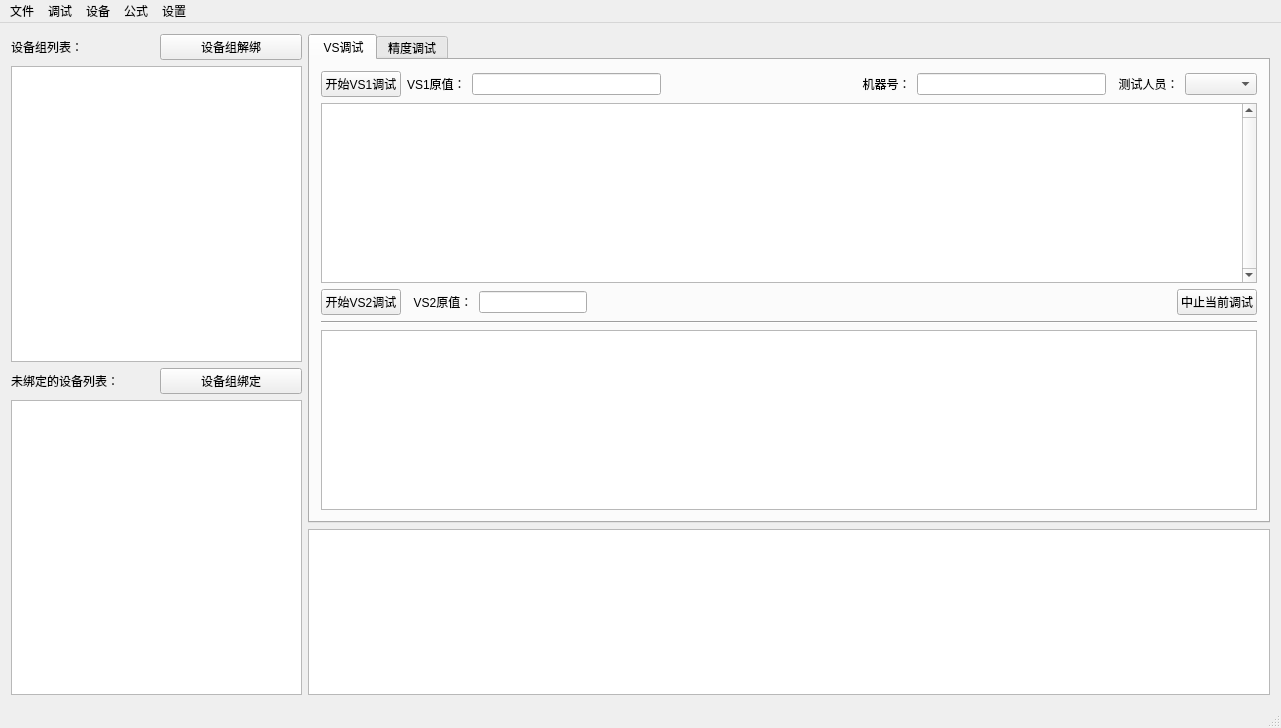
Above: mainwindow.ui from hooray1998/PCSoftware before the change. Below: the same form after it.
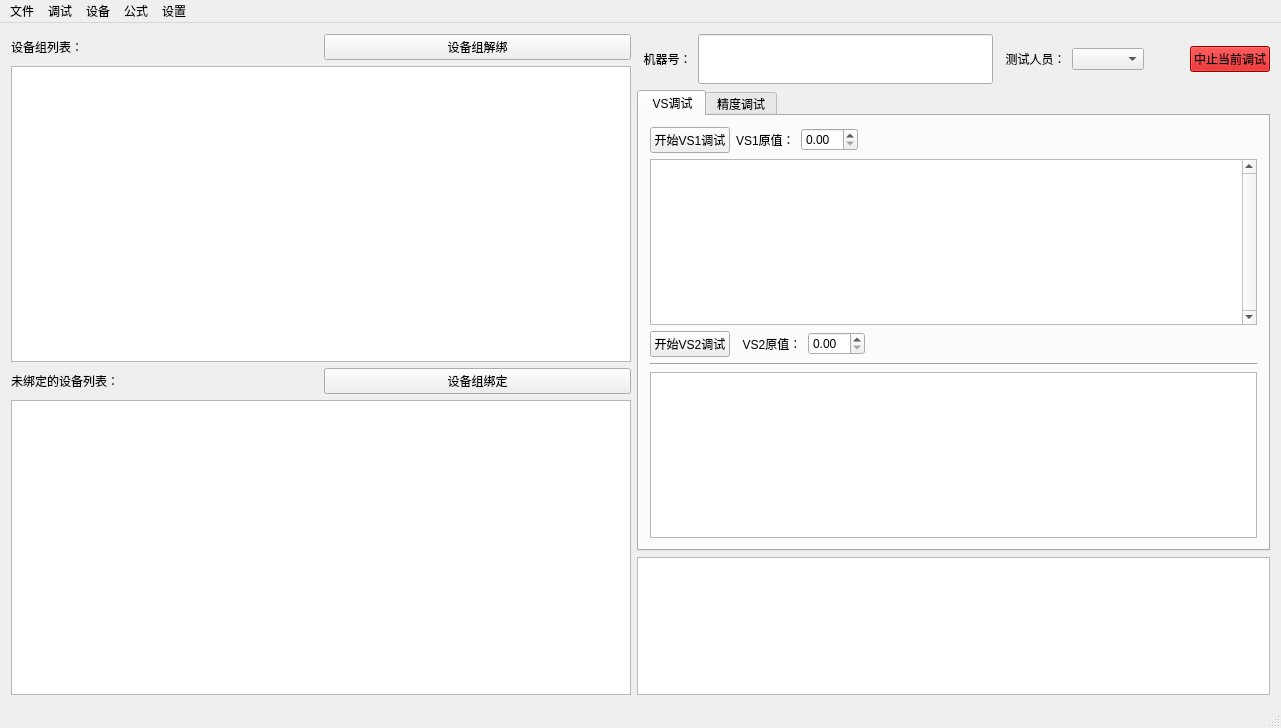
That is the form after the change.

Commit message: 多个解绑ok，工作人员，详细VS1流程

Diff of the .ui file:
```diff
--- a/mainwindow.ui
+++ b/mainwindow.ui
@@ -14,7 +14,7 @@
    <string>MainWindow</string>
   </property>
   <widget class="QWidget" name="centralWidget">
-   <layout class="QHBoxLayout" name="horizontalLayout_4">
+   <layout class="QHBoxLayout" name="horizontalLayout_7">
     <item>
      <layout class="QVBoxLayout" name="verticalLayout">
       <item>
@@ -36,14 +36,7 @@
        </layout>
       </item>
       <item>
-       <widget class="QListView" name="listView">
-        <property name="editTriggers">
-         <set>QAbstractItemView::NoEditTriggers</set>
-        </property>
-        <property name="dragEnabled">
-         <bool>false</bool>
-        </property>
-       </widget>
+       <widget class="QTableView" name="tableView"/>
       </item>
       <item>
        <layout class="QHBoxLayout" name="horizontalLayout_2">
@@ -70,6 +63,77 @@
     </item>
     <item>
      <layout class="QVBoxLayout" name="verticalLayout_2">
+      <item>
+       <layout class="QHBoxLayout" name="horizontalLayout_4">
+        <item>
+         <widget class="QLabel" name="label_5">
+          <property name="text">
+           <string>  机器号：</string>
+          </property>
+         </widget>
+        </item>
+        <item>
+         <widget class="QLineEdit" name="lineEditJiNumber_mode1">
+          <property name="sizePolicy">
+           <sizepolicy hsizetype="Fixed" vsizetype="Fixed">
+            <horstretch>0</horstretch>
+            <verstretch>0</verstretch>
+           </sizepolicy>
+          </property>
+          <property name="minimumSize">
+           <size>
+            <width>0</width>
+            <height>50</height>
+           </size>
+          </property>
+          <property name="font">
+           <font>
+            <pointsize>25</pointsize>
+           </font>
+          </property>
+          <property name="text">
+           <string/>
+          </property>
+          <property name="readOnly">
+           <bool>true</bool>
+          </property>
+         </widget>
+        </item>
+        <item>
+         <widget class="QLabel" name="label_6">
+          <property name="text">
+           <string>  测试人员：</string>
+          </property>
+         </widget>
+        </item>
+        <item>
+         <widget class="QComboBox" name="comboBoxWorker1"/>
+        </item>
+        <item>
+         <spacer name="horizontalSpacer_4">
+          <property name="orientation">
+           <enum>Qt::Horizontal</enum>
+          </property>
+          <property name="sizeHint" stdset="0">
+           <size>
+            <width>40</width>
+            <height>20</height>
+           </size>
+          </property>
+         </spacer>
+        </item>
+        <item>
+         <widget class="QPushButton" name="pushButtonStop">
+          <property name="styleSheet">
+           <string notr="true">background:rgb(204, 0, 0)</string>
+          </property>
+          <property name="text">
+           <string>中止当前调试</string>
+          </property>
+         </widget>
+        </item>
+       </layout>
+      </item>
       <item>
        <widget class="QTabWidget" name="tabWidget">
         <property name="currentIndex">
@@ -97,7 +161,7 @@
              </widget>
             </item>
             <item>
-             <widget class="QLineEdit" name="lineEditVS1_mode1"/>
+             <widget class="QDoubleSpinBox" name="doubleSpinBoxVS1Value_vsmode"/>
             </item>
             <item>
              <spacer name="horizontalSpacer">
@@ -115,26 +179,6 @@
               </property>
              </spacer>
             </item>
-            <item>
-             <widget class="QLabel" name="label_5">
-              <property name="text">
-               <string>  机器号：</string>
-              </property>
-             </widget>
-            </item>
-            <item>
-             <widget class="QLineEdit" name="lineEditJiNumber_mode1"/>
-            </item>
-            <item>
-             <widget class="QLabel" name="label_6">
-              <property name="text">
-               <string>  测试人员：</string>
-              </property>
-             </widget>
-            </item>
-            <item>
-             <widget class="QComboBox" name="comboBoxWorker1"/>
-            </item>
            </layout>
           </item>
           <item>
@@ -176,20 +220,7 @@
              </widget>
             </item>
             <item>
-             <widget class="QLineEdit" name="lineEditVS2_mode1">
-              <property name="sizePolicy">
-               <sizepolicy hsizetype="Fixed" vsizetype="Fixed">
-                <horstretch>0</horstretch>
-                <verstretch>0</verstretch>
-               </sizepolicy>
-              </property>
-              <property name="maximumSize">
-               <size>
-                <width>145</width>
-                <height>16777215</height>
-               </size>
-              </property>
-             </widget>
+             <widget class="QDoubleSpinBox" name="doubleSpinBoxVS2Value_vsmode"/>
             </item>
             <item>
              <spacer name="horizontalSpacer_3">
@@ -204,13 +235,6 @@
               </property>
              </spacer>
             </item>
-            <item>
-             <widget class="QPushButton" name="pushButtonStop1">
-              <property name="text">
-               <string>中止当前调试</string>
-              </property>
-             </widget>
-            </item>
            </layout>
           </item>
           <item>
@@ -256,7 +280,7 @@
              </widget>
             </item>
             <item>
-             <widget class="QLineEdit" name="lineEditVS1_mode2"/>
+             <widget class="QDoubleSpinBox" name="doubleSpinBoxVS1Value_jdmode"/>
             </item>
             <item>
              <widget class="QLabel" name="label_7">
@@ -266,7 +290,7 @@
              </widget>
             </item>
             <item>
-             <widget class="QLineEdit" name="lineEditVS2_mode2"/>
+             <widget class="QDoubleSpinBox" name="doubleSpinBoxVS2Value_jdmode"/>
             </item>
             <item>
              <widget class="QLabel" name="label_8">
@@ -276,27 +300,7 @@
              </widget>
             </item>
             <item>
-             <widget class="QLineEdit" name="lineEditYinNumber_mode2"/>
-            </item>
-            <item>
-             <widget class="QLabel" name="label_9">
-              <property name="text">
-               <string>  机器号：</string>
-              </property>
-             </widget>
-            </item>
-            <item>
-             <widget class="QLineEdit" name="lineEditJiNumber_mode2"/>
-            </item>
-            <item>
-             <widget class="QLabel" name="label_10">
-              <property name="text">
-               <string>  测试人员：</string>
-              </property>
-             </widget>
-            </item>
-            <item>
-             <widget class="QComboBox" name="comboBoxWorker2"/>
+             <widget class="QDoubleSpinBox" name="doubleSpinBoxYinliuValue_jdmode"/>
             </item>
            </layout>
           </item>
@@ -358,12 +362,15 @@
     <property name="title">
      <string>公式</string>
     </property>
+    <addaction name="actionVSFormula"/>
+    <addaction name="actionJDFormula"/>
    </widget>
    <widget class="QMenu" name="menu_4">
     <property name="title">
      <string>设置</string>
     </property>
     <addaction name="actionSetIP"/>
+    <addaction name="actionAdd_Worker"/>
    </widget>
    <addaction name="menuFile"/>
    <addaction name="menu"/>
@@ -412,6 +419,21 @@
     <string>change theme</string>
    </property>
   </action>
+  <action name="actionAdd_Worker">
+   <property name="text">
+    <string>工作人员</string>
+   </property>
+  </action>
+  <action name="actionVSFormula">
+   <property name="text">
+    <string>VS调试公式</string>
+   </property>
+  </action>
+  <action name="actionJDFormula">
+   <property name="text">
+    <string>精度调试公式</string>
+   </property>
+  </action>
  </widget>
  <layoutdefault spacing="6" margin="11"/>
  <resources/>
```
The commit also changes 13 other files.
